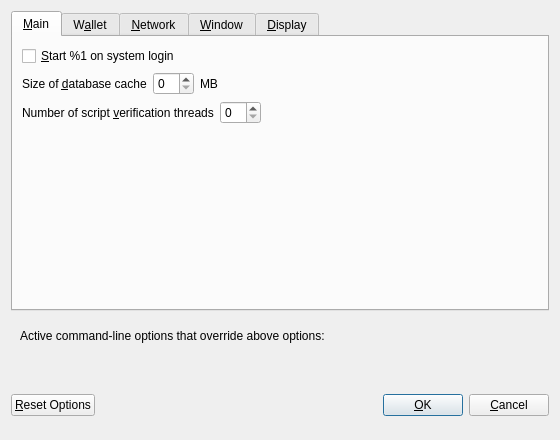
Above: src/qt/forms/optionsdialog.ui from notestrand/nn before the change. Below: the same form after it.
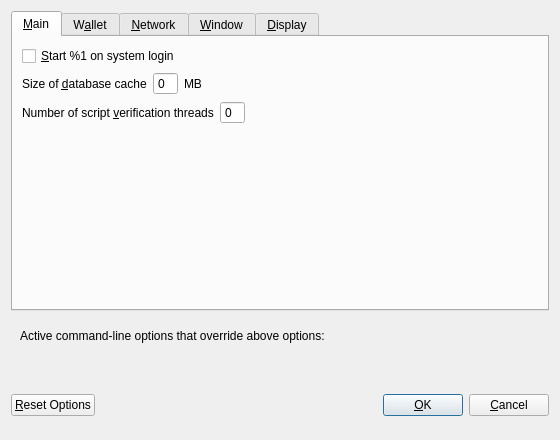
That is the form after the change. The open tabs and pages were chosen to show the change. Custom widgets are drawn as their Qt base class.

```diff
--- a/src/qt/forms/optionsdialog.ui
+++ b/src/qt/forms/optionsdialog.ui
@@ -13,6 +13,9 @@
   <property name="windowTitle">
    <string>Options</string>
   </property>
+  <property name="styleSheet">
+   <string notr="true"/>
+  </property>
   <property name="modal">
    <bool>true</bool>
   </property>
@@ -53,7 +56,17 @@
           </widget>
          </item>
          <item>
-          <widget class="QSpinBox" name="databaseCache"/>
+          <widget class="QSpinBox" name="databaseCache">
+           <property name="styleSheet">
+            <string notr="true"/>
+           </property>
+           <property name="frame">
+            <bool>true</bool>
+           </property>
+           <property name="buttonSymbols">
+            <enum>QAbstractSpinBox::NoButtons</enum>
+           </property>
+          </widget>
          </item>
          <item>
           <widget class="QLabel" name="databaseCacheUnitLabel">
@@ -100,6 +113,15 @@
            <property name="toolTip">
             <string>(0 = auto, &lt;0 = leave that many cores free)</string>
            </property>
+           <property name="styleSheet">
+            <string notr="true"/>
+           </property>
+           <property name="frame">
+            <bool>true</bool>
+           </property>
+           <property name="buttonSymbols">
+            <enum>QAbstractSpinBox::NoButtons</enum>
+           </property>
           </widget>
          </item>
          <item>
```
Left out of the diff: 35 changed lines with no effect on the pictures. Lines whose indentation alone changed are shown as unchanged.
